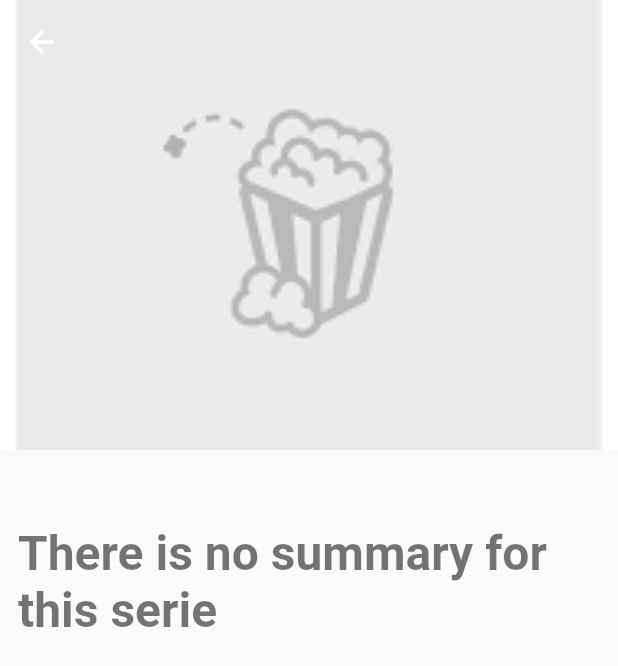
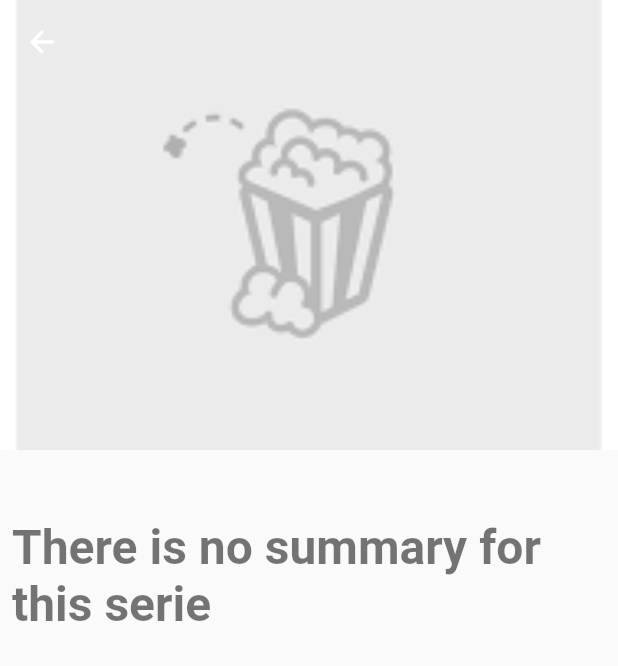
Before and after one commit to aveit/maze_tv, a Flutter app: the SeriesDetailsPage screen opened directly with empty values, on a phone screen of 412 x 824 dp. Shown: the top 666 px of the screen. Run offline on Flutter 3.47's test engine with Material 2 defaults, Android fonts, the phone set to English and light mode, and no system bars; our stand-ins replace bloc, dartz, equatable, flutter_bloc, freezed_annotation, styled_text; generated files the repository leaves out were written again; network calls fail.

Commit message:
chore: adding some constants

```diff
--- a/lib/ui/components/serie_genre.dart
+++ b/lib/ui/components/serie_genre.dart
@@ -1,4 +1,5 @@
 import 'package:flutter/material.dart';
+import 'package:maze_tv/constants.dart';
 
 class SerieGenre extends StatelessWidget {
   const SerieGenre(
@@ -11,7 +12,7 @@ class SerieGenre extends StatelessWidget {
   @override
   Widget build(BuildContext context) {
     return Padding(
-      padding: const EdgeInsets.all(4),
+      padding: const EdgeInsets.all(kNanoPadding),
       child: RawChip(
         backgroundColor: Colors.grey.shade300,
         padding: const EdgeInsets.all(8),
--- a/lib/ui/components/serie_summary.dart
+++ b/lib/ui/components/serie_summary.dart
@@ -1,4 +1,5 @@
 import 'package:flutter/material.dart';
+import 'package:maze_tv/constants.dart';
 import 'package:maze_tv/domain/entities/tv_serie.dart';
 import 'package:maze_tv/ui/components/informative_text.dart';
 import 'package:styled_text/styled_text.dart';
@@ -13,7 +14,9 @@ class SerieSummary extends StatelessWidget {
     if (serie.summary.isEmpty) {
       return const InformativeText(text: 'There is no summary for this serie');
     }
-    return StyledText(
+    return Padding(
+      padding: const EdgeInsets.all(kNanoPadding),
+      child: StyledText(
         text: serie.summary,
         style: const TextStyle(
           fontSize: 16,
@@ -26,6 +29,7 @@ class SerieSummary extends StatelessWidget {
             ),
           ),
         },
+      ),
     );
   }
 }
--- a/lib/ui/pages/search/search_page.dart
+++ b/lib/ui/pages/search/search_page.dart
@@ -1,5 +1,6 @@
 import 'package:flutter/material.dart';
 import 'package:flutter_bloc/flutter_bloc.dart';
+import 'package:maze_tv/constants.dart';
 import 'package:maze_tv/presentation/search/search_bloc.dart';
 import 'package:maze_tv/ui/components/app_loader.dart';
 import 'package:maze_tv/ui/components/generic_error.dart';
@@ -50,7 +51,7 @@ class _SearchPageState extends State<SearchPage> {
                   );
             },
           ),
-          const SizedBox(height: 24),
+          const SizedBox(height: kBigSpace),
           BlocBuilder<SearchBloc, SearchState>(
             builder: (context, state) {
               return state.when(
--- a/lib/ui/pages/series_details_page.dart
+++ b/lib/ui/pages/series_details_page.dart
@@ -3,6 +3,7 @@ import 'package:maze_tv/domain/entities/tv_serie.dart' hide Image;
 import 'package:maze_tv/ui/components/informative_text.dart';
 import 'package:maze_tv/ui/components/serie_genre.dart';
 import 'package:maze_tv/ui/components/serie_poster.dart';
+import 'package:maze_tv/ui/components/serie_schedule.dart';
 import 'package:maze_tv/ui/components/serie_summary.dart';
 
 class SeriesDetailsPage extends StatefulWidget {
@@ -63,10 +64,8 @@ class _SeriesDetailsPageState extends State<SeriesDetailsPage> {
                           widget.serie.genres.map(SerieGenre.new).toList(),
                     ),
                   ),
-                  Padding(
-                    padding: const EdgeInsets.all(4),
-                    child: SerieSummary(serie: widget.serie),
-                  ),
+                  SerieSummary(serie: widget.serie),
+                  SerieSchedule(widget.serie.schedule),
                 ],
               ),
             ),
```
Also changed, not shown: lib/constants.dart (+10 -0 lines), lib/ui/components/serie_schedule.dart (added, +49 -0 lines). Lines whose indentation alone changed are shown as unchanged.
